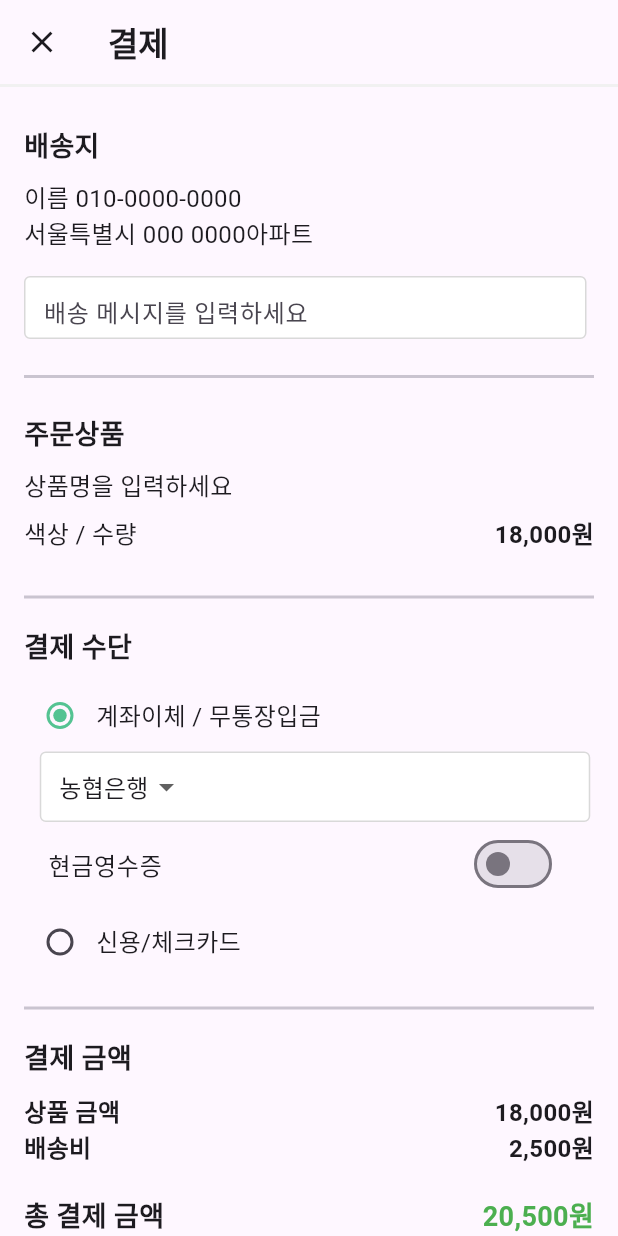
After one commit to marksenee/TissueLand, a Flutter app: the PurchaseScreen screen opened directly, on a phone screen of 412 x 824 dp. The commit adds this screen. Run offline on Flutter 3.47's test engine with Material 3 defaults, Android fonts, the phone set to English and light mode, and no system bars; our stand-ins replace smooth_page_indicator; network calls fail; Roboto replaces fonts that are missing (Pretandard-Medium); project files that could hold a hidden picture were left out.

Commit message:
[Add] 결제 페이지 구성

```diff
--- a/lib/screens/product_detail_page.dart
+++ b/lib/screens/product_detail_page.dart
@@ -1,6 +1,7 @@
 import 'package:flutter/material.dart';
 import 'package:smooth_page_indicator/smooth_page_indicator.dart';
-import 'package:tissue_land/screens/cart_screen.dart'; // 장바구니 페이지 추가
+import 'package:tissue_land/screens/cart_screen.dart';
+import 'package:tissue_land/screens/purchase_screen.dart'; // 장바구니 페이지 추가
 
 class ProductDetailScreen extends StatefulWidget {
   final int productId;
@@ -250,8 +251,10 @@ class _ProductDetailScreenState extends State<ProductDetailScreen> {
                                     width: double.infinity,
                                     child: ElevatedButton(
                                       onPressed: () {
-                                        Navigator.pop(context); // 바텀시트 닫기
-                                      },
+                                        Navigator.push(
+                                          context,
+                                          MaterialPageRoute(builder: (context) => const PurchaseScreen()),
+                                        );                                      },
                                       style: ElevatedButton.styleFrom(
                                         backgroundColor: const Color(0xFF54C392),
                                       ),
--- /dev/null
+++ b/lib/screens/purchase_screen.dart
@@ -0,0 +1,239 @@
+import 'package:flutter/material.dart';
+
+class PurchaseScreen extends StatefulWidget {
+  const PurchaseScreen({super.key});
+
+  @override
+  State<PurchaseScreen> createState() => _PurchaseScreenState();
+}
+
+class _PurchaseScreenState extends State<PurchaseScreen> {
+  int _paymentMethod = 1;
+  bool _cashReceiptEnabled = false;
+  bool _orderConfirmed = false;
+  String? _selectedBank;
+  String? _cashReceiptType;
+  String? selectedReceiptType = '소득공제용';
+
+  @override
+  Widget build(BuildContext context) {
+    return Scaffold(
+      appBar: AppBar(
+        title: const Text('결제', style: TextStyle(fontWeight: FontWeight.bold),),
+        leading: IconButton(
+          icon: const Icon(Icons.close),
+          onPressed: () => Navigator.pop(context),
+        ),
+        bottom: PreferredSize(
+          preferredSize: const Size.fromHeight(2.0),
+          child: Container(
+            color: const Color(0xFFF1F1F1),
+            height: 2.0,
+          ),
+        ),
+      ),
+      body: SingleChildScrollView(
+        child: Padding(
+          padding: const EdgeInsets.all(16.0),
+          child: Column(
+            crossAxisAlignment: CrossAxisAlignment.start,
+            children: [
+              const SizedBox(height: 10),
+              const Text('배송지', style: TextStyle(fontWeight: FontWeight.bold, fontSize: 18)),
+              const SizedBox(height: 10),
+              const Text('이름 010-0000-0000', style: TextStyle(fontSize: 16),),
+              const Text('서울특별시 000 0000아파트', style: TextStyle(fontSize: 16)),
+              const SizedBox(height: 16),
+              Container(
+                width: 375,
+                height: 42,
+                padding: EdgeInsets.symmetric(horizontal: 12),
+                decoration: BoxDecoration(
+                  color: Colors.white, // 배경색 흰색
+                  border: Border.all(color: Color(0xFFD9D9D9)), // 테두리 색상 D9D9D9
+                  borderRadius: BorderRadius.circular(4), // 모서리 살짝 둥글게
+                ),
+                alignment: Alignment.centerLeft,
+                child: TextField(
+                  decoration: InputDecoration(
+                    hintText: '배송 메시지를 입력하세요',
+                    border: InputBorder.none, // 테두리 제거 (Container에서 감싸고 있어서)
+                  ),
+                ),
+              ),
+
+              const Divider(height: 50, thickness: 2),
+              const Text('주문상품', style: TextStyle(fontWeight: FontWeight.bold, fontSize: 18)),
+              const SizedBox(height: 10),
+              const Text('상품명을 입력하세요', style: TextStyle(fontSize: 16),),
+              const SizedBox(height: 8),
+              Row(
+                mainAxisAlignment: MainAxisAlignment.spaceBetween,
+                children: const [
+                  Text('색상 / 수량', style: TextStyle(fontSize: 16),),
+                  Text('18,000원', style: TextStyle(fontWeight: FontWeight.bold, fontSize: 16)),
+                ],
+              ),
+              const SizedBox(height: 10),
+              const Divider(height: 40, thickness: 2),
+              const Text('결제 수단', style: TextStyle(fontWeight: FontWeight.bold, fontSize: 18)),
+              const SizedBox(height: 8),
+              Row(
+                children: [
+                  Radio(
+                    value: 1,
+                    groupValue: _paymentMethod,
+                    activeColor: Color(0xFF54C392), // 선택된 라디오 버튼 색상 변경
+                    onChanged: (value) => setState(() => _paymentMethod = value as int),
+                  ),
+                  const Text('계좌이체 / 무통장입금', style: TextStyle(fontSize: 16),),
+                ],
+              ),
+              if (_paymentMethod == 1)
+                Column(
+                  children: [
+                    Container(
+                      width: 367,
+                      height: 47,
+                      padding: EdgeInsets.symmetric(horizontal: 12),
+                      margin: EdgeInsets.only(left: 8), // 왼쪽 여백 추가
+                      decoration: BoxDecoration(
+                        color: Colors.white,
+                        border: Border.all(color: Color(0xFFD9D9D9)),
+                        borderRadius: BorderRadius.circular(4), // 살짝 둥근 모서리
+                      ),
+                      alignment: Alignment.centerLeft, // 왼쪽 정렬
+                      child: DropdownButtonHideUnderline( // 밑줄 제거
+                        child: DropdownButton<String>(
+                          value: '농협은행',
+                          items: const [
+                            DropdownMenuItem(
+                              value: '농협은행',
+                              child: Text('농협은행'),
+                            ),
+                          ],
+                          onChanged: (value) {},
+                        ),
+                      ),
+                    ),
+                    SwitchListTile(
+                      title: const Text('현금영수증'),
+                      value: _cashReceiptEnabled,
+                      activeColor: Color(0xFF54C392), // 스위치 활성화 색상 변경
+                      onChanged: (value) => setState(() => _cashReceiptEnabled = value),
+                    ),
+                    if (_cashReceiptEnabled)
+                      Column(
+                        crossAxisAlignment: CrossAxisAlignment.start,
+                        children: [
+                          Container(
+                            width: 367,
+                            height: 47,
+                            padding: EdgeInsets.symmetric(horizontal: 12),
+                            margin: EdgeInsets.only(left: 8),
+                            decoration: BoxDecoration(
+                              color: Colors.white,
+                              border: Border.all(color: Color(0xFFD9D9D9)),
+                              borderRadius: BorderRadius.circular(4),
+                            ),
+                            alignment: Alignment.centerLeft,
+                            child: DropdownButtonHideUnderline(
+                              child: DropdownButton<String>(
+                                value: selectedReceiptType,
+                                items: [
+                                  DropdownMenuItem(
+                                    value: '소득공제용',
+                                    child: Text('소득공제용(휴대폰 번호)'),
+                                  ),
+                                  DropdownMenuItem(
+                                    value: '지출증빙용',
+                                    child: Text('지출증빙용(사업자번호)'),
+                                  ),
+                                ],
+                                onChanged: (value) {
+                                  setState(() {
+                                    selectedReceiptType = value!;
+                                  });
+                                },
+                              ),
+                            ),
+                          ),
+                          SizedBox(height: 8), // 간격 추가
+                          Container(
+                            width: 367,
+                            height: 47,
+                            padding: EdgeInsets.symmetric(horizontal: 12),
+                            margin: EdgeInsets.only(left: 8),
+                            decoration: BoxDecoration(
+                              color: Colors.white,
+                              border: Border.all(color: Color(0xFFD9D9D9)),
+                              borderRadius: BorderRadius.circular(4),
+                            ),
+                            alignment: Alignment.centerLeft,
+                            child: TextField(
+                              decoration: InputDecoration(
+                                hintText: selectedReceiptType == '소득공제용' ? '휴대폰 번호 입력' : '사업자번호 입력',
+                                border: InputBorder.none, // 테두리 제거 (Container에서 테두리를 감싸고 있음)
+                              ),
+                              keyboardType: selectedReceiptType == '소득공제용'
+                                  ? TextInputType.phone
+                                  : TextInputType.number, // 입력 타입 설정
+                            ),
+                          ),
+                        ],
+                      ),
+                  ],
+                ),
+              Row(
+                children: [
+                  Radio(value: 2, groupValue: _paymentMethod, onChanged: (value) => setState(() => _paymentMethod = value as int)),
+                  const Text('신용/체크카드', style: TextStyle(fontSize: 16),),
+                ],
+              ),
+              const Divider(height: 40, thickness: 2),
+              const Text('결제 금액', style: TextStyle(fontWeight: FontWeight.bold, fontSize: 18)),
+              const SizedBox(height: 10),
+              Row(
+                mainAxisAlignment: MainAxisAlignment.spaceBetween,
+                children: const [
+                  Text('상품 금액', style: TextStyle(fontSize: 16, fontWeight: FontWeight.bold),),
+                  Text('18,000원', style: TextStyle(fontSize: 16, fontWeight: FontWeight.bold)),
+                ],
+              ),
+              Row(
+                mainAxisAlignment: MainAxisAlignment.spaceBetween,
+                children: const [
+                  Text('배송비', style: TextStyle(fontSize: 16, fontWeight: FontWeight.bold)),
+                  Text('2,500원', style: TextStyle(fontSize: 16, fontWeight: FontWeight.bold)),
+                ],
+              ),
+              const SizedBox(height: 20),
+              Row(
+                mainAxisAlignment: MainAxisAlignment.spaceBetween,
+                children: const [
+                  Text('총 결제 금액', style: TextStyle(fontWeight: FontWeight.bold, fontSize: 18)),
+                  Text('20,500원', style: TextStyle(color: Colors.green, fontWeight: FontWeight.bold, fontSize: 18)),
+                ],
+              ),
+              const SizedBox(height: 32),
+              CheckboxListTile(
+                title: const Text('주문내용 확인 및 결제 동의'),
+                activeColor: Color(0xFF54C392), // 선택된 라디오 버튼 색상 변경
+                value: _orderConfirmed,
+                onChanged: (value) => setState(() => _orderConfirmed = value ?? false),
+              ),
+              SizedBox(
+                width: double.infinity,
+                child: ElevatedButton(
+                  onPressed: _orderConfirmed ? () {} : null,
+                  style: ElevatedButton.styleFrom(backgroundColor: const Color(0xFF54C392)),
+                  child: const Text('결제하기', style: TextStyle(color: Colors.white, fontWeight: FontWeight.bold, fontSize: 18)),
+                ),
+              ),
+            ],
+          ),
+        ),
+      ),
+    );
+  }
+}
```
